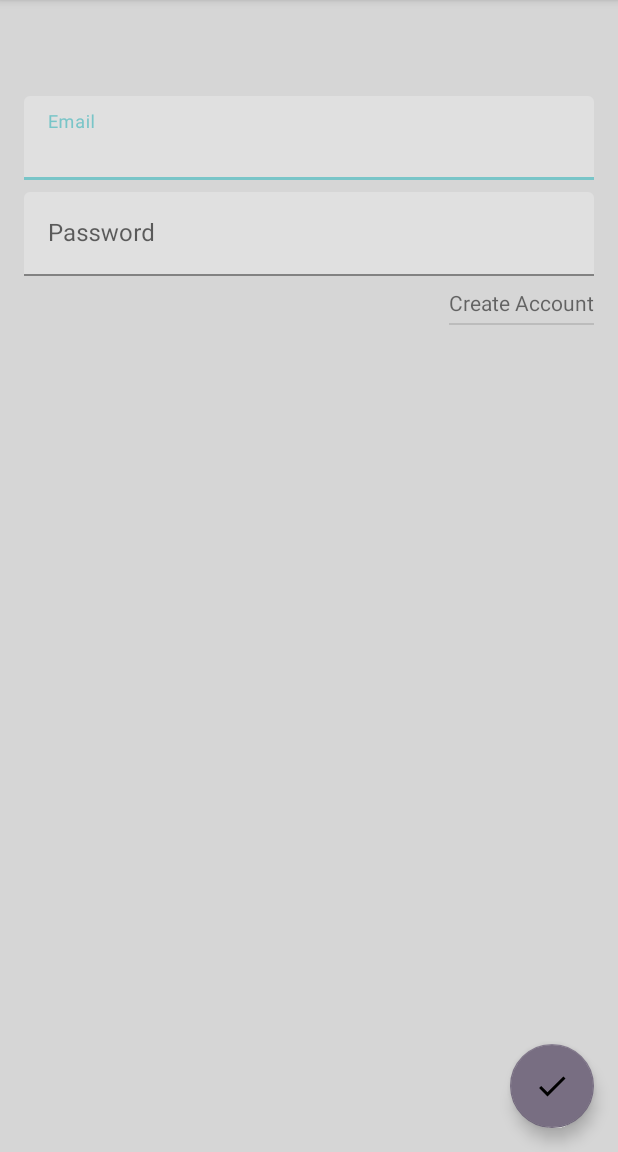
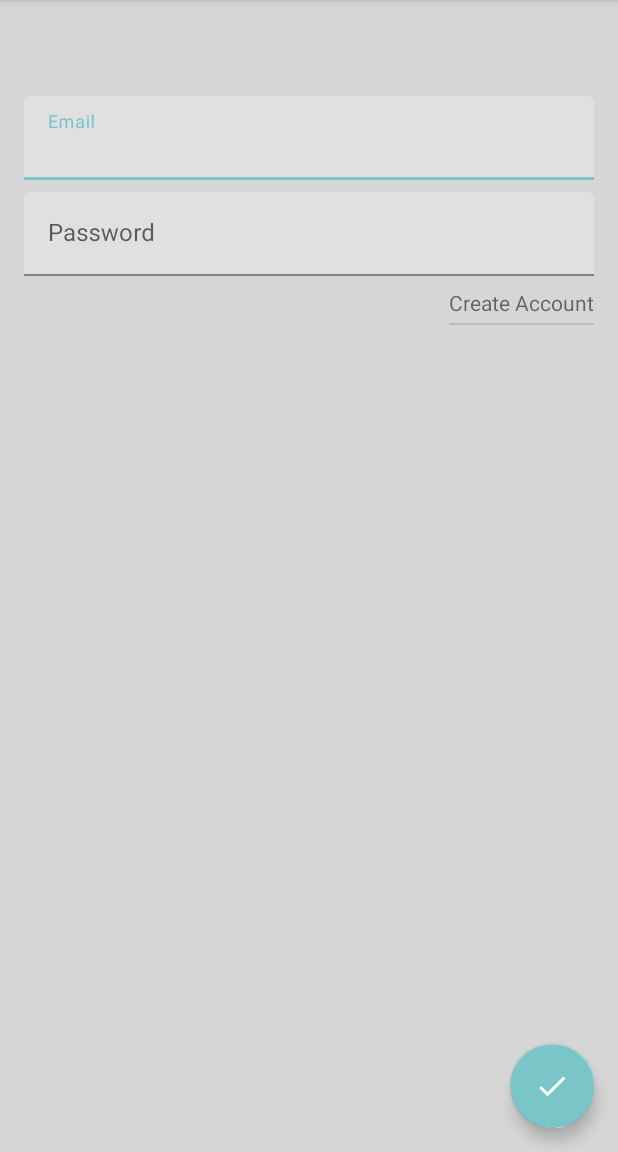
Before and after one commit to bruno13palhano/sleeptight, an Android app: the screen it shows after launch (MainActivity), on a phone screen of 412 x 824 dp, the part 84-1236 px from its top. Run offline under Robolectric (Android 15) with nearby library versions, the light colour scheme and no system bars; our stand-ins replace Dagger/Hilt's generated code, Firebase (no records; nobody signed in at launch, a user with empty details on screens opened directly), Room's generated code, data binding, navigation-ui.

Commit message:
Changed button color

```diff
--- a/app/src/main/res/layout/fragment_baby_birth_account.xml
+++ b/app/src/main/res/layout/fragment_baby_birth_account.xml
@@ -98,7 +98,9 @@
             app:layout_constraintStart_toStartOf="parent"
             app:layout_constraintTop_toBottomOf="@+id/weight_layout"
             app:layout_constraintVertical_bias="1.0"
-            app:srcCompat="@drawable/baseline_done_24" />
+            app:srcCompat="@drawable/baseline_done_24"
+            app:tint="?colorOnPrimary"
+            app:backgroundTint="?colorPrimary" />
 
         <ImageView
             android:id="@+id/imageView3"
--- a/app/src/main/res/layout/fragment_baby_birthplace_account.xml
+++ b/app/src/main/res/layout/fragment_baby_birthplace_account.xml
@@ -31,7 +31,9 @@
             app:layout_constraintStart_toStartOf="parent"
             app:layout_constraintTop_toBottomOf="@+id/birthplace_layout"
             app:layout_constraintVertical_bias="1.0"
-            app:srcCompat="@drawable/baseline_navigate_next_24" />
+            app:srcCompat="@drawable/baseline_navigate_next_24"
+            app:tint="?colorOnPrimary"
+            app:backgroundTint="?colorPrimary" />
 
         <com.google.android.material.textfield.TextInputLayout
             android:id="@+id/birthplace_layout"
--- a/app/src/main/res/layout/fragment_baby_name_account.xml
+++ b/app/src/main/res/layout/fragment_baby_name_account.xml
@@ -51,6 +51,8 @@
             app:layout_constraintStart_toStartOf="parent"
             app:layout_constraintTop_toBottomOf="@+id/baby_name_layout"
             app:layout_constraintVertical_bias="1.0"
-            app:srcCompat="@drawable/baseline_navigate_next_24" />
+            app:srcCompat="@drawable/baseline_navigate_next_24"
+            app:tint="?colorOnPrimary"
+            app:backgroundTint="?colorPrimary" />
     </androidx.constraintlayout.widget.ConstraintLayout>
 </layout>
--- a/app/src/main/res/layout/fragment_baby_photo_account.xml
+++ b/app/src/main/res/layout/fragment_baby_photo_account.xml
@@ -54,6 +54,8 @@
             app:layout_constraintStart_toStartOf="parent"
             app:layout_constraintTop_toBottomOf="@+id/photo_card"
             app:layout_constraintVertical_bias="1.0"
-            app:srcCompat="@drawable/baseline_navigate_next_24" />
+            app:srcCompat="@drawable/baseline_navigate_next_24"
+            app:tint="?colorOnPrimary"
+            app:backgroundTint="?colorPrimary" />
     </androidx.constraintlayout.widget.ConstraintLayout>
 </layout>
--- a/app/src/main/res/layout/fragment_login.xml
+++ b/app/src/main/res/layout/fragment_login.xml
@@ -92,7 +92,9 @@
             app:layout_constraintStart_toStartOf="parent"
             app:layout_constraintTop_toBottomOf="@+id/create_account"
             app:layout_constraintVertical_bias="1.0"
-            app:srcCompat="@drawable/baseline_done_24" />
+            app:srcCompat="@drawable/baseline_done_24"
+            app:tint="?colorOnPrimary"
+            app:backgroundTint="?colorPrimary" />
 
         <FrameLayout
             android:id="@+id/login_progress"
```
